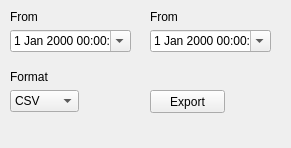
EPecherkin/diplom, file client/gui/exportwidget.ui: the form before one commit.
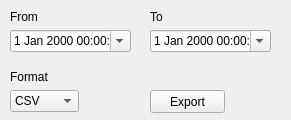
The form after the commit.

```diff
--- a/client/gui/exportwidget.ui
+++ b/client/gui/exportwidget.ui
@@ -7,9 +7,21 @@
     <x>0</x>
     <y>0</y>
     <width>291</width>
-    <height>148</height>
+    <height>120</height>
    </rect>
   </property>
+  <property name="minimumSize">
+   <size>
+    <width>291</width>
+    <height>120</height>
+   </size>
+  </property>
+  <property name="maximumSize">
+   <size>
+    <width>291</width>
+    <height>120</height>
+   </size>
+  </property>
   <property name="windowTitle">
    <string>Form</string>
   </property>
@@ -62,7 +74,7 @@
     </rect>
    </property>
    <property name="text">
-    <string>From</string>
+    <string>To</string>
    </property>
   </widget>
   <widget class="QComboBox" name="formatCB">
```
